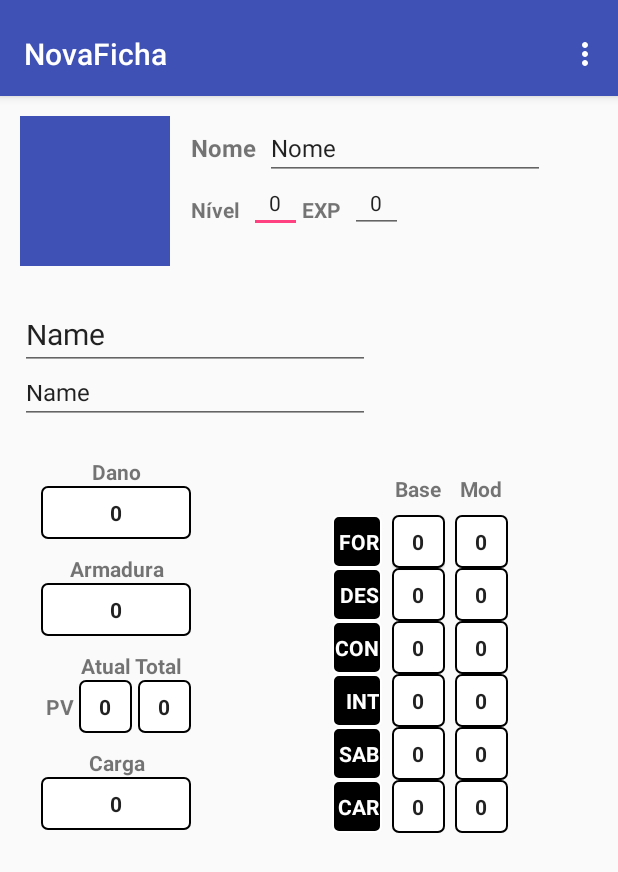
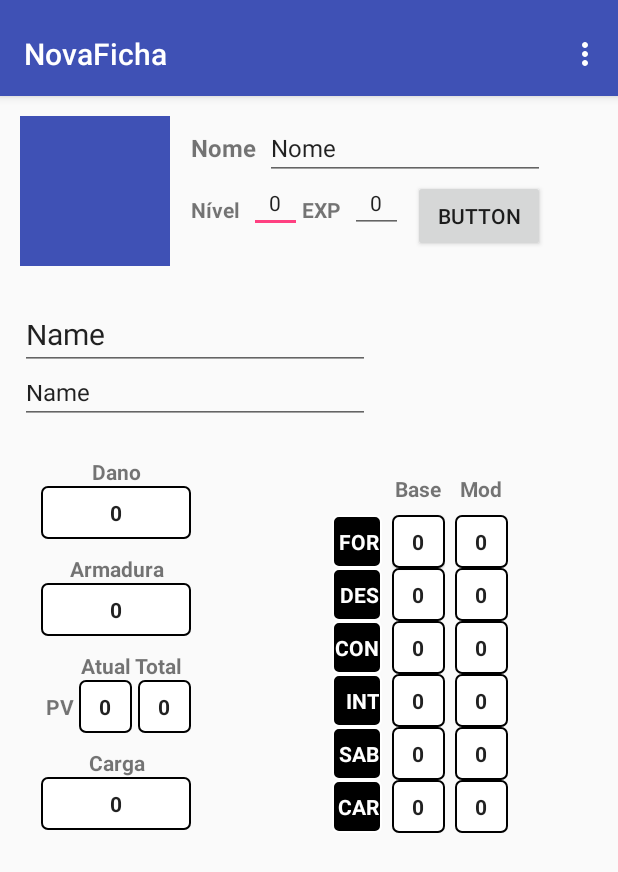
Before and after one commit to CarolinaRansatto/DWKeeper, an Android app: the screen it shows after launch (NovaFicha), on a phone screen of 412 x 824 dp. Shown: the top 872 px of the screen. Run offline under Robolectric (Android 15) with nearby library versions, the light colour scheme and no system bars; pictures from the network do not load.

Commit message:
Trabalho na tela de selecao de fichas

```diff
--- a/app/src/main/java/com/keeper/company/dwkeeper/NovaFicha.java
+++ b/app/src/main/java/com/keeper/company/dwkeeper/NovaFicha.java
@@ -159,6 +159,11 @@ public class NovaFicha extends AppCompatActivity
        // Log.d("imagem", "Path on save/load at onPause: " + aux.getImagePath());
     }
 
+    public void gotoSelecao(View view) {
+        Intent intent = new Intent(this, SelecaoFicha.class);
+        startActivity(intent);
+    }
+
     public void pickImage(View v){
         Intent getIntent = new Intent(Intent.ACTION_GET_CONTENT);
         getIntent.setType("image/*");
--- a/app/src/main/res/layout/activity_selecao_ficha.xml
+++ b/app/src/main/res/layout/activity_selecao_ficha.xml
@@ -23,7 +23,8 @@
         android:id="@+id/floatingActionButton"
         app:backgroundTint="@android:color/holo_blue_light"
         app:rippleColor="@android:color/holo_blue_bright"
-        android:tint="@android:color/background_light" />
+        android:tint="@android:color/background_light"
+        android:onClick="addItems"/>
 
      <TextView
         android:text="Fichas Disponíveis"
@@ -42,6 +43,6 @@
         android:layout_below="@+id/tagFichasDisp"
         android:layout_alignParentLeft="true"
         android:layout_alignParentStart="true"
-        android:id="@+id/lovelyViewGroup" />
+        android:id="@id/listViewGroup" />
 
 </RelativeLayout>
--- a/app/src/main/res/layout/fragment_ficha_stats.xml
+++ b/app/src/main/res/layout/fragment_ficha_stats.xml
@@ -628,4 +628,14 @@
 
     </LinearLayout>
 
+    <Button
+        android:text="Button"
+        android:layout_width="wrap_content"
+        android:layout_height="wrap_content"
+        android:layout_below="@+id/linhaNome"
+        android:layout_alignRight="@+id/linhaNome"
+        android:layout_alignEnd="@+id/linhaNome"
+        android:id="@+id/button2"
+        android:onClick="gotoSelecao" />
+
 </RelativeLayout>
```
Also changed, not shown: app/src/main/java/com/keeper/company/dwkeeper/SelecaoFicha.java (+59 -5 lines).
